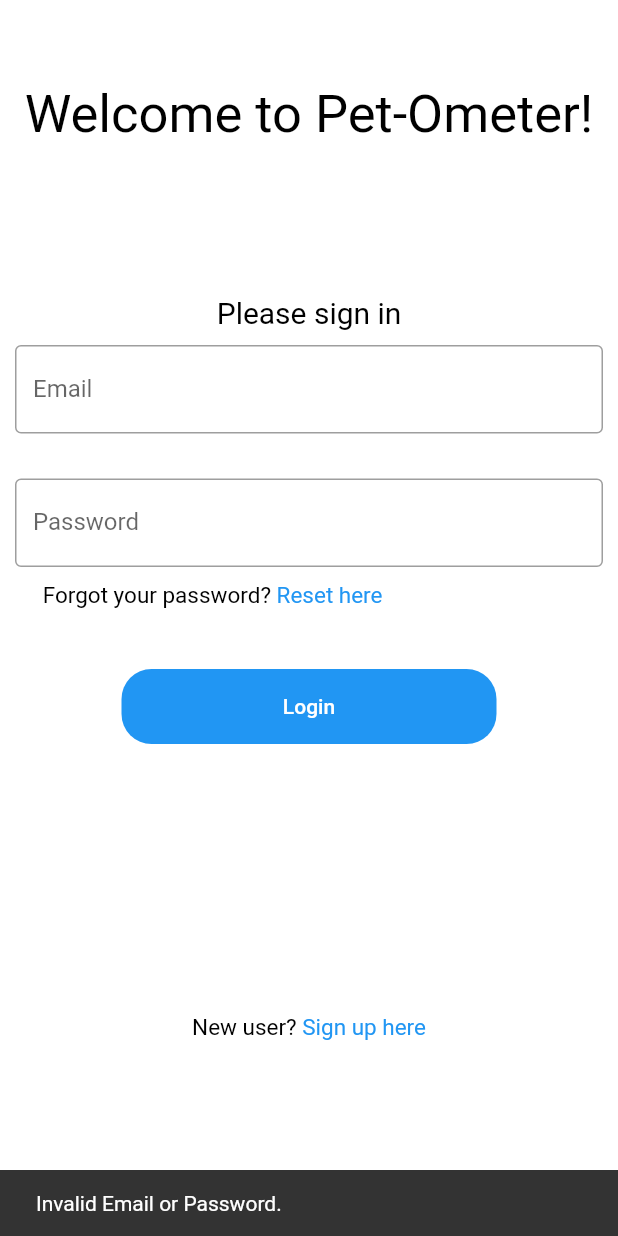
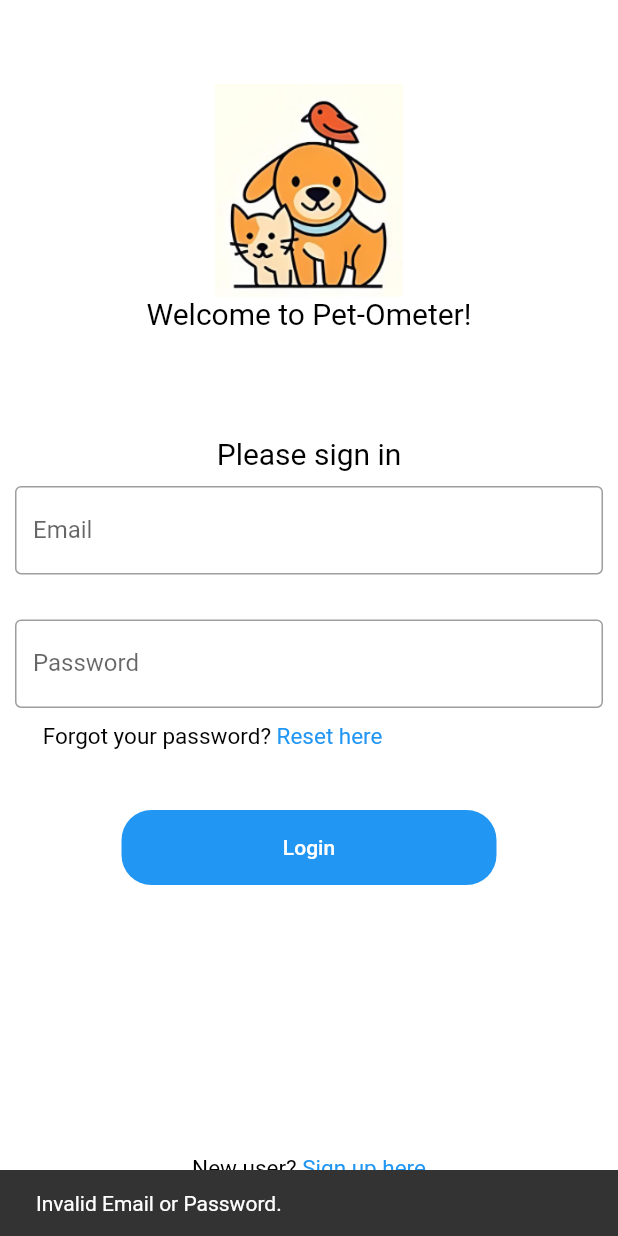
Before and after one commit to Pet-Dometer/App, a Flutter app: the screen it shows after launch, after a tap on "Login", on a phone screen of 412 x 824 dp. Run offline on Flutter 3.47's test engine with Material 2 defaults, Android fonts, the phone set to English and light mode, and no system bars; drawn by our look-alikes of flutter_form_builder; our stand-ins replace flutter_riverpod, form_builder_validators; generated files the repository leaves out were written again.

Commit message:
implement logo and splash

```diff
--- a/lib/src/app.dart
+++ b/lib/src/app.dart
@@ -1,3 +1,6 @@
+import 'package:flutter/material.dart';
+import 'package:flutter_gen/gen_l10n/app_localizations.dart';
+import 'package:flutter_localizations/flutter_localizations.dart';
 import 'package:app/src/pages/creation.dart';
 import 'package:app/src/pages/challenges.dart';
 import 'package:app/src/pages/home_view.dart';
@@ -9,16 +12,13 @@ import 'package:app/src/pages/challenges.dart';
 import 'package:app/src/pages/sign_up.dart';
 import 'package:app/src/pages/forgot_password.dart';
 
-import 'package:flutter/material.dart';
-import 'package:flutter_gen/gen_l10n/app_localizations.dart';
-import 'package:flutter_localizations/flutter_localizations.dart';
-
 import 'sample_feature/sample_item_details_view.dart';
 import 'sample_feature/sample_item_list_view.dart';
 import 'settings/settings_controller.dart';
 import 'settings/settings_view.dart';
 
-/// The Widget that configures your application.
+import 'dart:async';
+
 class MyApp extends StatelessWidget {
   const MyApp({
     super.key,
@@ -29,23 +29,8 @@ class MyApp extends StatelessWidget {
 
   @override
   Widget build(BuildContext context) {
-    // Glue the SettingsController to the MaterialApp.
-    //
-    // The ListenableBuilder Widget listens to the SettingsController for changes.
-    // Whenever the user updates their settings, the MaterialApp is rebuilt.
-    return ListenableBuilder(
-      listenable: settingsController,
-      builder: (BuildContext context, Widget? child) {
     return MaterialApp(
-          // Providing a restorationScopeId allows the Navigator built by the
-          // MaterialApp to restore the navigation stack when a user leaves and
-          // returns to the app after it has been killed while running in the
-          // background.
       restorationScopeId: 'app',
-
-          // Provide the generated AppLocalizations to the MaterialApp. This
-          // allows descendant Widgets to display the correct translations
-          // depending on the user's locale.
       localizationsDelegates: const [
         AppLocalizations.delegate,
         GlobalMaterialLocalizations.delegate,
@@ -55,24 +40,12 @@ class MyApp extends StatelessWidget {
       supportedLocales: const [
         Locale('en', ''), // English, no country code
       ],
-
-          // Use AppLocalizations to configure the correct application title
-          // depending on the user's locale.
-          //
-          // The appTitle is defined in .arb files found in the localization
-          // directory.
       onGenerateTitle: (BuildContext context) =>
       AppLocalizations.of(context)!.appTitle,
-
-          // Define a light and dark color theme. Then, read the user's
-          // preferred ThemeMode (light, dark, or system default) from the
-          // SettingsController to display the correct theme.
       theme: ThemeData(),
       darkTheme: ThemeData.dark(),
       themeMode: settingsController.themeMode,
-
-          // Define a function to handle named routes in order to support
-          // Flutter web url navigation and deep linking.
+      home: SplashScreen(),
       onGenerateRoute: (RouteSettings routeSettings) {
         return MaterialPageRoute<void>(
           settings: routeSettings,
@@ -101,7 +74,32 @@ class MyApp extends StatelessWidget {
         );
       },
     );
-      },
+  }
+}
+
+class SplashScreen extends StatefulWidget {
+  @override
+  _SplashScreenState createState() => _SplashScreenState();
+}
+
+class _SplashScreenState extends State<SplashScreen> {
+  @override
+  void initState() {
+    super.initState();
+    Timer(Duration(seconds: 3),
+            ()=>Navigator.pushReplacement(context,
+            MaterialPageRoute(builder:
+                (context) =>
+                LoginView()
+            )
+        )
+    );
+  }
+  @override
+  Widget build(BuildContext context) {
+    return Container(
+        color: Colors.white,
+        child: Image.asset('assets/images/splash.png', width: 100)
     );
   }
 }
--- a/lib/src/pages/login_view.dart
+++ b/lib/src/pages/login_view.dart
@@ -24,14 +24,15 @@ class LoginView extends ConsumerWidget {
       body: SingleChildScrollView(
         child: Column(
           children: <Widget>[
+            Image.asset('assets/images/logo.png', width: 125.0),
             const Text(
               'Welcome to Pet-Ometer!',
               style: TextStyle(
-                fontSize: 35,
+                fontSize: 20,
                 color: Colors.black,
               ),
             ),
-            const SizedBox(height: 100),
+            const SizedBox(height: 70),
             const Text(
               'Please sign in',
               style: TextStyle(
--- a/pubspec.yaml
+++ b/pubspec.yaml
@@ -39,3 +39,5 @@ flutter:
     - assets/images/dog.png
     - assets/images/cat.png
     - assets/images/bird.png
+    - assets/images/splash.png
+    - assets/images/logo.png
```
Also changed, not shown: assets/images/logo.png (added), assets/images/splash.png (added). Lines whose indentation alone changed are shown as unchanged.
